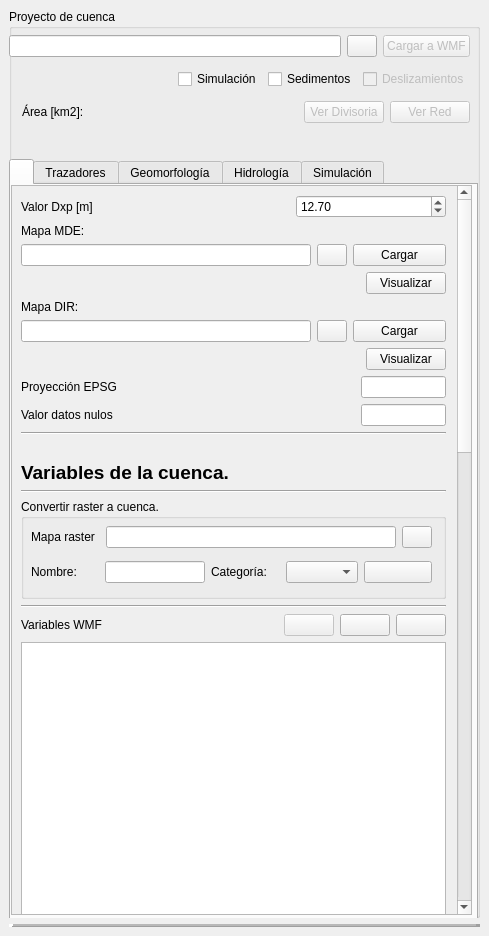
This is qgisplugin/HydroSEDPlugin_dockwidget_base.ui in nicolas998/WMF as Qt 5 draws it before an edit. The edited form follows.
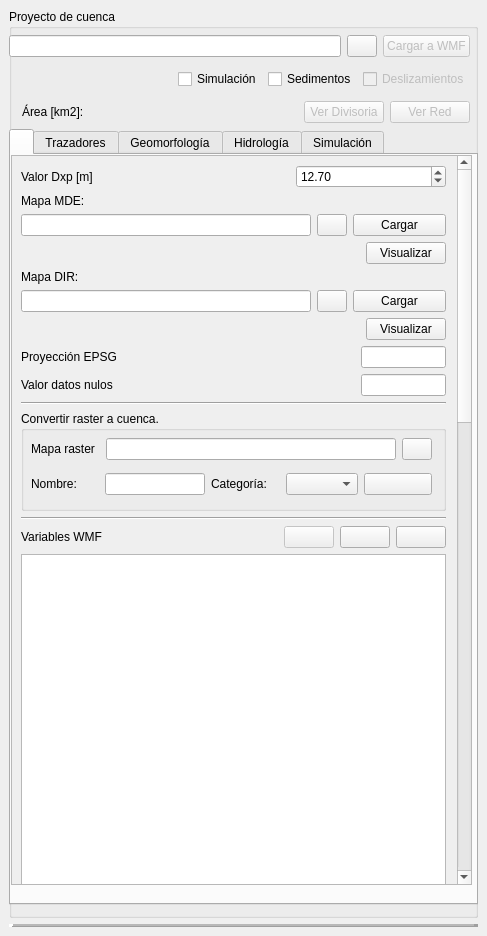
This is the edited form. The open tabs and pages were chosen to show the change. Icons and pictures are not drawn.

Commit message: se ponene tres nu8evas opciones en el calculo de parma geomorfologicos, todas relacionadas con coeficientes y exponentes no lineales del modelo, además se comienza a esbozar el esquema de gestión de variables en el NC y el establecimiento de variables propias de modelación en el mismo, nada de esto esta probado

What changed in the file:
```diff
--- a/qgisplugin/HydroSEDPlugin_dockwidget_base.ui
+++ b/qgisplugin/HydroSEDPlugin_dockwidget_base.ui
@@ -6,7 +6,7 @@
    <rect>
     <x>0</x>
     <y>0</y>
-    <width>489</width>
+    <width>487</width>
     <height>936</height>
    </rect>
   </property>
@@ -238,7 +238,7 @@
          <property name="geometry">
           <rect>
            <x>0</x>
-           <y>150</y>
+           <y>120</y>
            <width>469</width>
            <height>776</height>
           </rect>
@@ -294,7 +294,7 @@
             <property name="geometry">
              <rect>
               <x>0</x>
-              <y>0</y>
+              <y>-981</y>
               <width>443</width>
               <height>2018</height>
              </rect>
@@ -332,7 +332,7 @@
                   <x>0</x>
                   <y>0</y>
                   <width>425</width>
-                  <height>1147</height>
+                  <height>1151</height>
                  </rect>
                 </property>
                 <layout class="QVBoxLayout" name="verticalLayoutConfiguracionGeneral">
@@ -687,43 +687,6 @@
                    </item>
                   </layout>
                  </item>
-                 <item>
-                  <widget class="Line" name="line_13">
-                   <property name="orientation">
-                    <enum>Qt::Horizontal</enum>
-                   </property>
-                  </widget>
-                 </item>
-                 <item>
-                  <spacer name="verticalSpacer">
-                   <property name="orientation">
-                    <enum>Qt::Vertical</enum>
-                   </property>
-                   <property name="sizeType">
-                    <enum>QSizePolicy::Minimum</enum>
-                   </property>
-                   <property name="sizeHint" stdset="0">
-                    <size>
-                     <width>20</width>
-                     <height>20</height>
-                    </size>
-                   </property>
-                  </spacer>
-                 </item>
-                 <item>
-                  <widget class="QLabel" name="label_30">
-                   <property name="font">
-                    <font>
-                     <pointsize>14</pointsize>
-                     <weight>75</weight>
-                     <bold>true</bold>
-                    </font>
-                   </property>
-                   <property name="text">
-                    <string>Variables de la cuenca. </string>
-                   </property>
-                  </widget>
-                 </item>
                  <item>
                   <widget class="Line" name="line_15">
                    <property name="orientation">
```
Left out of the diff: 454 changed lines with no effect on the pictures. The commit also changes 3 other files.
